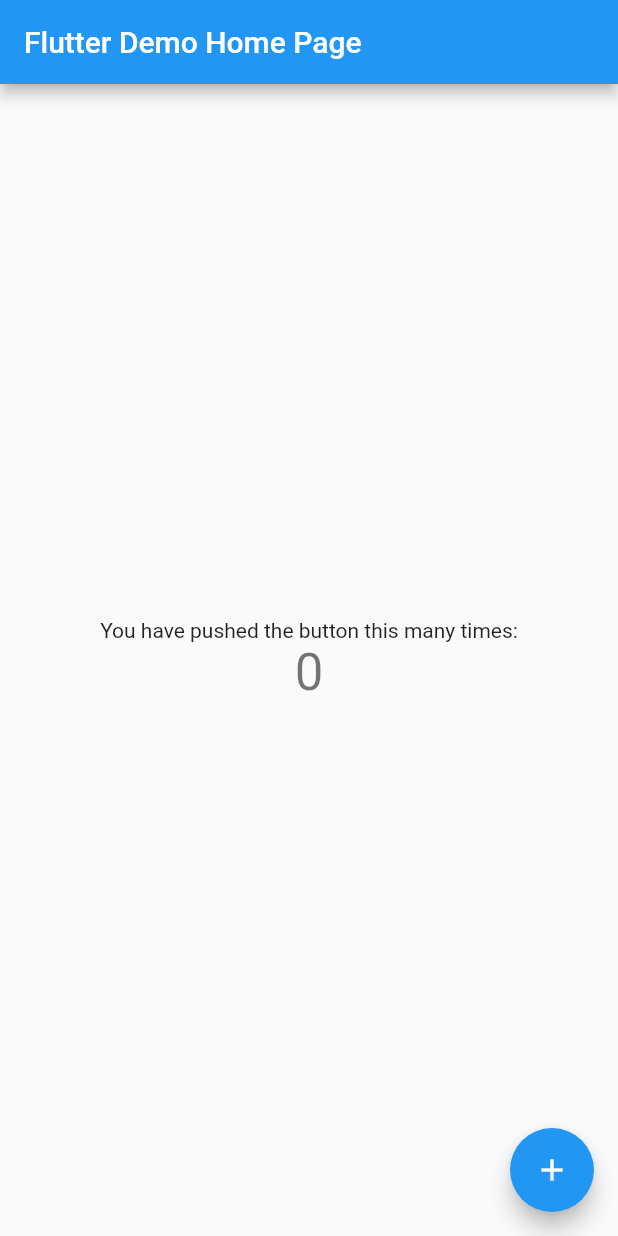
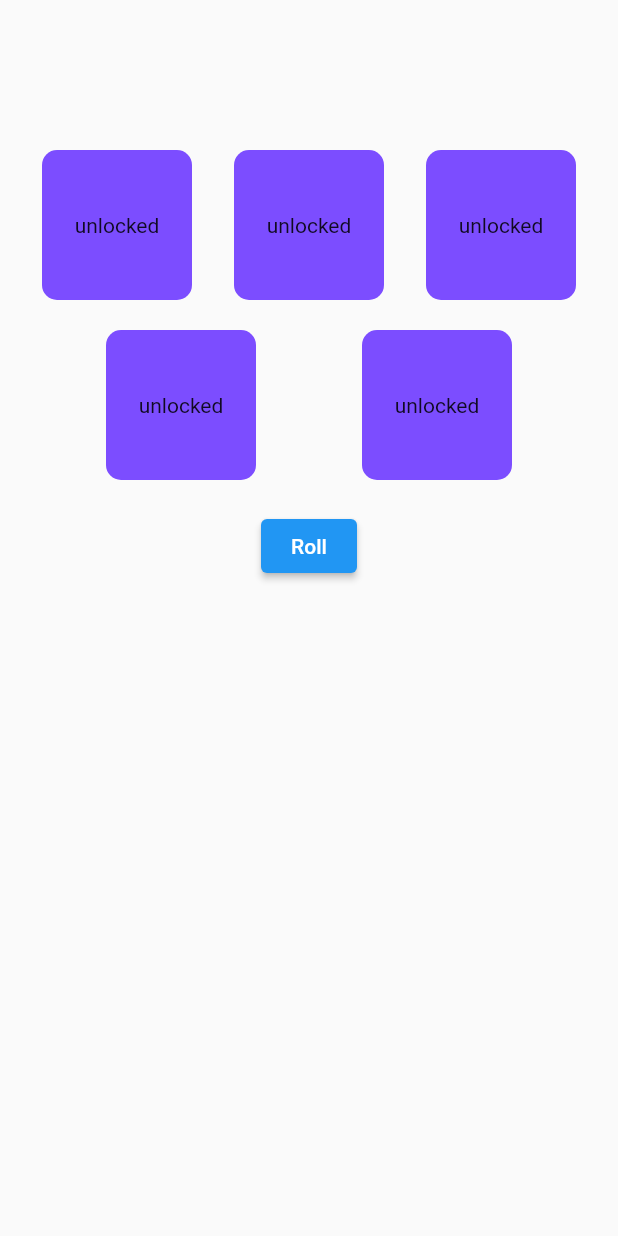
Before and after one commit to ThomasHerondale/vudu_companion, a Flutter app: the screen it shows after launch, on a phone screen of 412 x 824 dp. Run offline on Flutter 3.47's test engine with Material 2 defaults, Android fonts, the phone set to English and light mode, and no system bars; our stand-ins replace bloc, equatable, flutter_bloc, gap.

Commit message:
Dadi e lock implementati

```diff
--- /dev/null
+++ b/lib/blocs/dice_bloc.dart
@@ -0,0 +1,33 @@
+
+import 'package:bloc/bloc.dart';
+import 'package:equatable/equatable.dart';
+
+import '../dice.dart';
+
+part 'dice_event.dart';
+part 'dice_state.dart';
+
+class DiceBloc extends Bloc<DiceEvent, DiceState> {
+  DiceBloc() : super(const DiceRolled()) {
+    on<RollDice>((event, emit) {
+      var state = this.state;
+      if (state is DiceRolled) {
+        List<DiceFace> newFaces = List.from(state.faces);
+        for (var i = 0; i < 5; i++) {
+          if (!state.lockFlags[i]) {
+            newFaces[i] = rollDice();
+          }
+        }
+        emit(state.copyWith(faces: newFaces));
+      }
+    });
+    on<LockDice>((event, emit) {
+      var state = this.state;
+      if (state is DiceRolled) {
+        List<bool> newLockFlags = List.from(state.lockFlags);
+        newLockFlags[event.index] = !newLockFlags[event.index];
+        emit(state.copyWith(lockFlags: newLockFlags));
+      }
+    });
+  }
+}
--- /dev/null
+++ b/lib/blocs/dice_event.dart
@@ -0,0 +1,19 @@
+part of 'dice_bloc.dart';
+
+abstract class DiceEvent extends Equatable {
+  const DiceEvent();
+}
+
+class RollDice extends DiceEvent {
+  @override
+  List<Object?> get props => [];
+}
+
+class LockDice extends DiceEvent {
+  final int index;
+
+  const LockDice(this.index);
+
+  @override
+  List<Object?> get props => [index];
+}
--- /dev/null
+++ b/lib/blocs/dice_state.dart
@@ -0,0 +1,35 @@
+part of 'dice_bloc.dart';
+
+abstract class DiceState extends Equatable {
+  const DiceState();
+}
+
+class DiceRolled extends DiceState {
+  final List<DiceFace> faces;
+  final List<bool> lockFlags;
+
+
+  const DiceRolled({
+    this.faces = const [DiceFace.invalid, DiceFace.invalid, DiceFace.invalid,
+        DiceFace.invalid, DiceFace.invalid],
+    this.lockFlags = const [false, false, false, false, false]
+      });
+
+  @override
+  List<Object?> get props => [faces, lockFlags];
+
+  DiceRolled copyWith({
+    List<DiceFace>? faces,
+    List<bool>? lockFlags,
+  }) {
+    return DiceRolled(
+      faces: faces ?? this.faces,
+      lockFlags: lockFlags ?? this.lockFlags,
+    );
+  }
+}
+
+class DiceRolling extends DiceState {
+  @override
+  List<Object?> get props => [];
+}
--- /dev/null
+++ b/lib/dice.dart
@@ -0,0 +1,59 @@
+import 'dart:math';
+
+import 'package:flutter/material.dart';
+import 'package:flutter_bloc/flutter_bloc.dart';
+
+import 'blocs/dice_bloc.dart';
+
+class Dice extends StatelessWidget {
+  final int index;
+
+  const Dice(this.index, {Key? key}) : super(key: key);
+
+  @override
+  Widget build(BuildContext context) {
+    return BlocBuilder<DiceBloc, DiceState>(
+      builder: (context, state) {
+        if (state is DiceRolled) {
+          return InkWell(
+            onTap: () => context.read<DiceBloc>().add(LockDice(index)),
+            child: Container(
+              width: 100,
+              height: 100,
+              decoration: BoxDecoration(
+                color: state.faces[index].faceColor,
+                borderRadius: BorderRadius.circular(10),
+              ),
+              child: Center(
+                child: Text(
+                  state.lockFlags[index] ? 'locked' : 'unlocked',
+                ),
+              ),
+            ),
+          );
+        } else {
+          return const CircularProgressIndicator();
+        }
+        },
+    );
+  }
+}
+
+
+enum DiceFace {
+  blue(Colors.blue),
+  red(Colors.red),
+  green(Colors.green),
+  pink(Colors.pinkAccent),
+  purple(Colors.deepPurpleAccent),
+  yellow(Colors.yellow),
+  invalid(Colors.grey);
+
+  final Color faceColor;
+
+  const DiceFace(this.faceColor);
+}
+
+DiceFace rollDice() {
+  return DiceFace.values[Random().nextInt(6)];
+}
--- /dev/null
+++ b/lib/dice_view.dart
@@ -0,0 +1,33 @@
+import 'package:flutter/material.dart';
+import 'package:gap/gap.dart';
+import 'package:vudu_companion/dice.dart';
+
+class DiceView extends StatelessWidget {
+  const DiceView({Key? key}) : super(key: key);
+
+  @override
+  Widget build(BuildContext context) {
+    return Column(
+      children: [
+        // Row of three
+        Row(
+          mainAxisAlignment: MainAxisAlignment.spaceEvenly,
+          children: const [
+            Dice(0),
+            Dice(1),
+            Dice(2)
+          ],
+        ),
+        const Gap(20),
+        // Row of two
+        Row(
+          mainAxisAlignment: MainAxisAlignment.spaceEvenly,
+          children: const [
+            Dice(3),
+            Dice(4)
+          ],
+        )
+      ],
+    );
+  }
+}
--- a/lib/main.dart
+++ b/lib/main.dart
@@ -1,115 +1,26 @@
 import 'package:flutter/material.dart';
+import 'package:flutter_bloc/flutter_bloc.dart';
+import 'package:vudu_companion/blocs/dice_bloc.dart';
 
-void main() {
-  runApp(const MyApp());
-}
+import 'screens/dice_screen.dart';
 
-class MyApp extends StatelessWidget {
-  const MyApp({Key? key}) : super(key: key);
+void main() => runApp(const VuduApp());
 
-  // This widget is the root of your application.
+class VuduApp extends StatelessWidget {
+  const VuduApp({Key? key}) : super(key: key);
+
   @override
   Widget build(BuildContext context) {
     return MaterialApp(
-      title: 'Flutter Demo',
+      debugShowCheckedModeBanner: false,
       theme: ThemeData(
-        // This is the theme of your application.
-        //
-        // Try running your application with "flutter run". You'll see the
-        // application has a blue toolbar. Then, without quitting the app, try
-        // changing the primarySwatch below to Colors.green and then invoke
-        // "hot reload" (press "r" in the console where you ran "flutter run",
-        // or simply save your changes to "hot reload" in a Flutter IDE).
-        // Notice that the counter didn't reset back to zero; the application
-        // is not restarted.
-        primarySwatch: Colors.blue,
+        primaryColor: Colors.black,
+        backgroundColor: Colors.grey.shade500,
       ),
-      home: const MyHomePage(title: 'Flutter Demo Home Page'),
+      home: BlocProvider(
+        create: (context) => DiceBloc()..add(RollDice()),
+        child: const DiceScreen(),
+      ),
     );
   }
 }
-
-class MyHomePage extends StatefulWidget {
-  const MyHomePage({Key? key, required this.title}) : super(key: key);
-
-  // This widget is the home page of your application. It is stateful, meaning
-  // that it has a State object (defined below) that contains fields that affect
-  // how it looks.
-
-  // This class is the configuration for the state. It holds the values (in this
-  // case the title) provided by the parent (in this case the App widget) and
-  // used by the build method of the State. Fields in a Widget subclass are
-  // always marked "final".
-
-  final String title;
-
-  @override
-  State<MyHomePage> createState() => _MyHomePageState();
-}
-
-class _MyHomePageState extends State<MyHomePage> {
-  int _counter = 0;
-
-  void _incrementCounter() {
-    setState(() {
-      // This call to setState tells the Flutter framework that something has
-      // changed in this State, which causes it to rerun the build method below
-      // so that the display can reflect the updated values. If we changed
-      // _counter without calling setState(), then the build method would not be
-      // called again, and so nothing would appear to happen.
-      _counter++;
-    });
-  }
-
-  @override
-  Widget build(BuildContext context) {
-    // This method is rerun every time setState is called, for instance as done
-    // by the _incrementCounter method above.
-    //
-    // The Flutter framework has been optimized to make rerunning build methods
-    // fast, so that you can just rebuild anything that needs updating rather
-    // than having to individually change instances of widgets.
-    return Scaffold(
-      appBar: AppBar(
-        // Here we take the value from the MyHomePage object that was created by
-        // the App.build method, and use it to set our appbar title.
-        title: Text(widget.title),
-      ),
-      body: Center(
-        // Center is a layout widget. It takes a single child and positions it
-        // in the middle of the parent.
-        child: Column(
-          // Column is also a layout widget. It takes a list of children and
-          // arranges them vertically. By default, it sizes itself to fit its
-          // children horizontally, and tries to be as tall as its parent.
-          //
-          // Invoke "debug painting" (press "p" in the console, choose the
-          // "Toggle Debug Paint" action from the Flutter Inspector in Android
-          // Studio, or the "Toggle Debug Paint" command in Visual Studio Code)
-          // to see the wireframe for each widget.
-          //
-          // Column has various properties to control how it sizes itself and
-          // how it positions its children. Here we use mainAxisAlignment to
-          // center the children vertically; the main axis here is the vertical
-          // axis because Columns are vertical (the cross axis would be
-          // horizontal).
-          mainAxisAlignment: MainAxisAlignment.center,
-          children: <Widget>[
-            const Text(
-              'You have pushed the button this many times:',
-            ),
-            Text(
-              '$_counter',
-              style: Theme.of(context).textTheme.headline4,
-            ),
-          ],
-        ),
-      ),
-      floatingActionButton: FloatingActionButton(
-        onPressed: _incrementCounter,
-        tooltip: 'Increment',
-        child: const Icon(Icons.add),
-      ), // This trailing comma makes auto-formatting nicer for build methods.
-    );
-  }
-}
--- /dev/null
+++ b/lib/screens/dice_screen.dart
@@ -0,0 +1,29 @@
+import 'package:flutter/material.dart';
+import 'package:flutter_bloc/flutter_bloc.dart';
+import 'package:gap/gap.dart';
+import 'package:vudu_companion/dice_view.dart';
+
+import '../blocs/dice_bloc.dart';
+
+class DiceScreen extends StatelessWidget {
+  const DiceScreen({Key? key}) : super(key: key);
+
+  @override
+  Widget build(BuildContext context) {
+    return Scaffold(
+      body: Column(
+        children: [
+          const Gap(100),
+          const DiceView(),
+          const Gap(20),
+          // Buttons...
+          ElevatedButton(
+              onPressed:
+                  () => context.read<DiceBloc>().add(RollDice()),
+              child: const Text('Roll')
+          )
+        ],
+      ),
+      );
+  }
+}
--- a/pubspec.yaml
+++ b/pubspec.yaml
@@ -29,6 +29,10 @@ environment:
 dependencies:
   flutter:
     sdk: flutter
+  bloc: ^8.1.0
+  flutter_bloc: ^8.1.1
+  gap: ^2.0.0
+  equatable: ^2.0.5
 
 
   # The following adds the Cupertino Icons font to your application.
```
Also changed, not shown: assets/dice_icon_135702.png (added), pubspec.lock, 1 other file.
